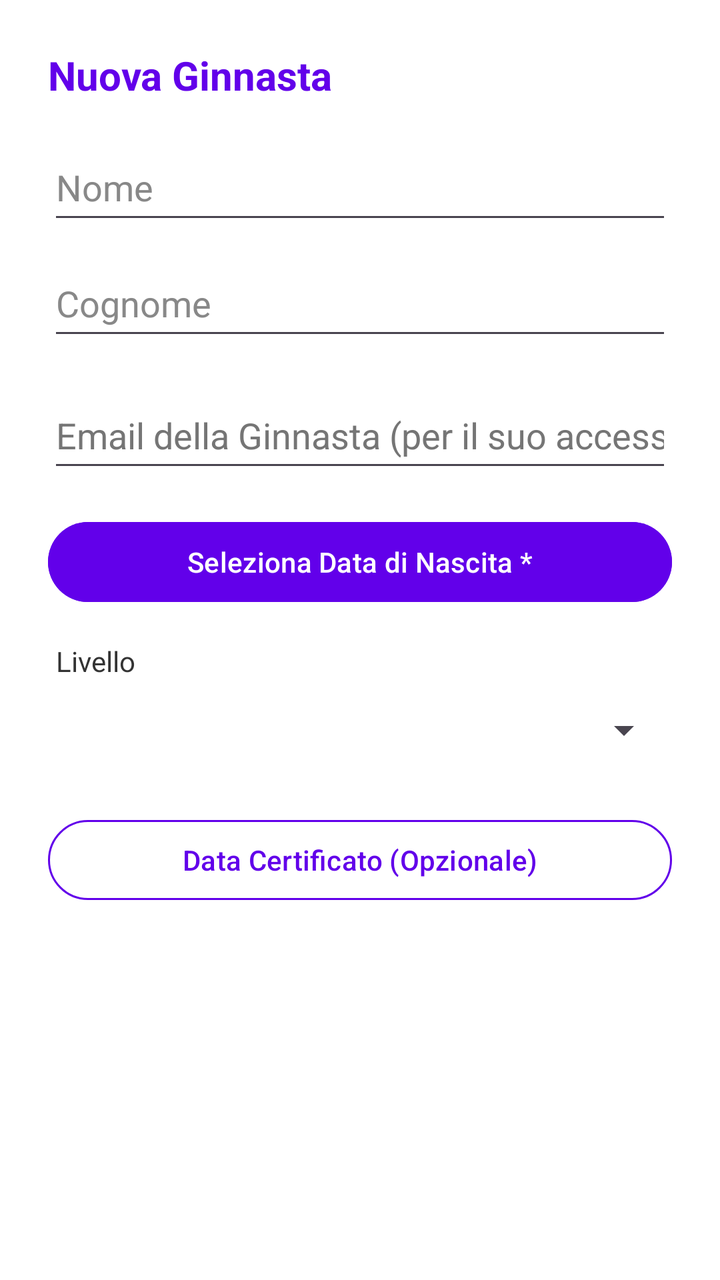
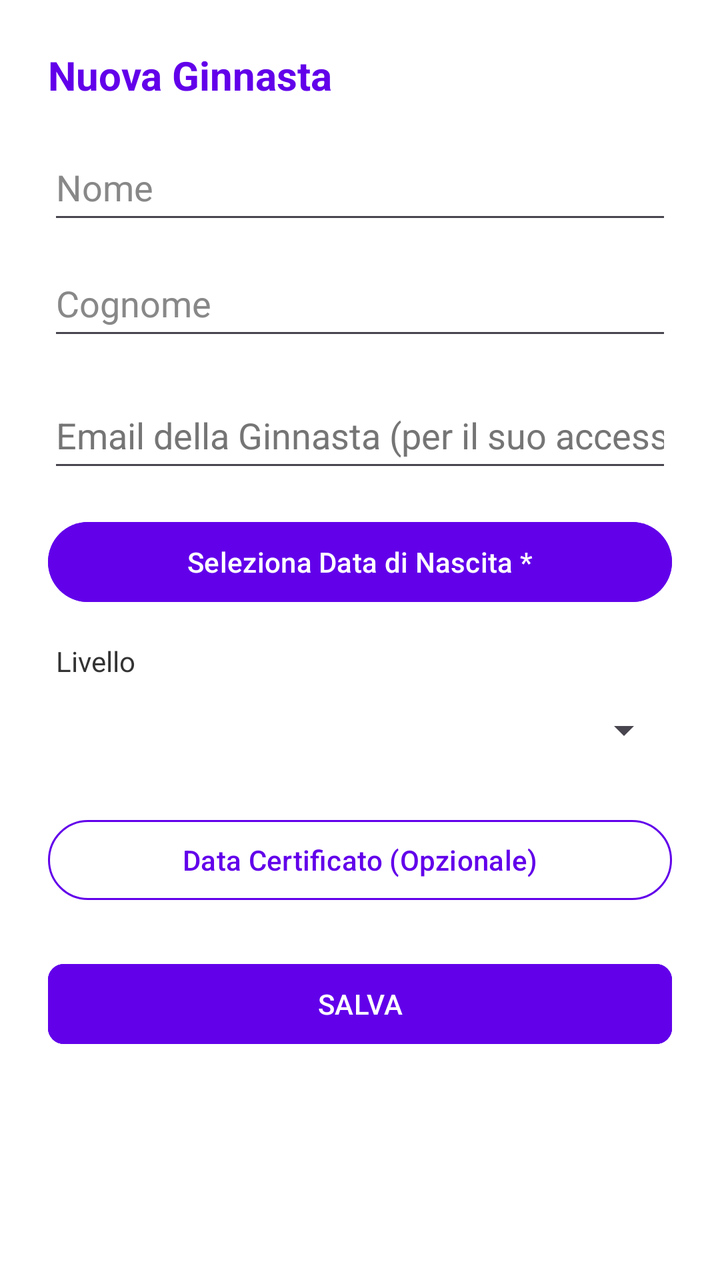

An Android layout rendered at two revisions. The XML below is the earlier revision; the diff shows what the commit changed to produce the second picture.
<!-- AndroidManifest.xml: application theme Theme.GinnasticaRitmica -->
<!-- res/layout/dialog_aggiungi_atleta.xml -->
<?xml version="1.0" encoding="utf-8"?>
<LinearLayout xmlns:android="http://schemas.android.com/apk/res/android"
    xmlns:app="http://schemas.android.com/apk/res-auto"
    android:layout_width="match_parent"
    android:layout_height="wrap_content"
    android:orientation="vertical"
    android:background="@color/sfondo_app"
    android:padding="24dp"
    xmlns:tools="http://schemas.android.com/tools"
    tools:ignore="HardcodedText, TextContrastCheck, VisualLintButtonSize, VisualLintTextFieldSize">

    <TextView
        android:layout_width="wrap_content"
        android:layout_height="wrap_content"
        android:text="Nuova Ginnasta"
        android:textSize="20sp"
        android:textStyle="bold"
        android:textColor="@color/viola_torre"
        android:layout_marginBottom="16dp"/>

    <EditText
        android:id="@+id/etNome"
        android:layout_width="match_parent"
        android:layout_height="50dp"
        android:autofillHints=""
        android:hint="Nome"
        android:textColor="@color/testo_titoli"
        android:textColorHint="@color/testo_chiaro"
        android:inputType="textPersonName"
        android:layout_marginBottom="8dp"/>

    <EditText
        android:id="@+id/etCognome"
        android:layout_width="match_parent"
        android:layout_height="50dp"
        android:autofillHints=""
        android:hint="Cognome"
        android:textColor="@color/testo_titoli"
        android:textColorHint="@color/testo_chiaro"
        android:inputType="textPersonName"
        android:layout_marginBottom="16dp"/>

    <EditText
        android:id="@+id/etEmailAtleta"
        android:layout_width="match_parent"
        android:layout_height="50dp"
        android:layout_marginBottom="16dp"
        android:autofillHints=""
        android:hint="Email della Ginnasta (per il suo accesso)"
        android:inputType="textEmailAddress"
        android:textColor="@color/testo_titoli"
        android:textColorHint="#757575" />

    <Button
        android:id="@+id/btnDataNascita"
        android:layout_width="match_parent"
        android:layout_height="wrap_content"
        android:text="Seleziona Data di Nascita *"
        android:backgroundTint="@color/viola_torre"
        android:textColor="@android:color/white"
        android:layout_marginBottom="16dp"/>

    <TextView
        android:layout_width="wrap_content"
        android:layout_height="wrap_content"
        android:text="Livello"
        android:textColor="@color/testo_sottotitoli"
        android:textSize="14sp"
        android:layout_marginStart="4dp"/>

    <Spinner
        android:id="@+id/spinnerLivello"
        android:layout_width="match_parent"
        android:layout_height="50dp"
        android:layout_marginBottom="16dp"/>

    <Button
        android:id="@+id/btnDataCertificato"
        android:layout_width="match_parent"
        android:layout_height="wrap_content"
        android:text="Data Certificato (Opzionale)"
        android:textColor="@color/viola_torre"
        app:strokeColor="@color/viola_torre"
        style="?attr/materialButtonOutlinedStyle"/>

</LinearLayout>
<!-- resources referenced by this layout -->
<resources>
  <color name="sfondo_app">#FFFFFF</color>
  <color name="testo_chiaro">#888888</color>
  <color name="testo_sottotitoli">#333333</color>
  <color name="testo_titoli">#000000</color>
  <color name="viola_torre">#6200EA</color>
  <style name="Theme.GinnasticaRitmica" parent="Base.Theme.GinnasticaRitmica" />
  <style name="Base.Theme.GinnasticaRitmica" parent="Theme.Material3.DayNight.NoActionBar">
          
          
      </style>
</resources>

<!-- the commit's change to res/layout/dialog_aggiungi_atleta.xml (unified diff, before → after) -->
@@ -83,4 +83,16 @@
         app:strokeColor="@color/viola_torre"
         style="?attr/materialButtonOutlinedStyle"/>
 
+    <com.google.android.material.button.MaterialButton
+        android:id="@+id/btnSalvaPersonalizzato"
+        android:layout_width="match_parent"
+        android:layout_height="wrap_content"
+        android:layout_marginTop="24dp"
+        android:text="SALVA"
+        android:textColor="@android:color/white"
+        android:backgroundTint="@color/viola_torre"
+        app:strokeColor="@color/viola_torre"
+        style="?attr/materialButtonOutlinedStyle"
+        app:cornerRadius="8dp" />
+
 </LinearLayout>
<!-- resource entries referenced after the edit -->
@@ -8,7 +8,21 @@
   <style name="Theme.GinnasticaRitmica" parent="Base.Theme.GinnasticaRitmica" />
   <style name="Base.Theme.GinnasticaRitmica" parent="Theme.Material3.DayNight.NoActionBar">
           
+  
           
+          <item name="popupMenuStyle">@style/StileNuvoletta</item>
       </style>
+  <style name="StileNuvoletta" parent="Widget.Material3.PopupMenu">
+          <item name="android:popupBackground">@drawable/bg_popup_rounded</item>
+          <item name="overlapAnchor">false</item>
+      </style>
+  <!-- drawable bg_popup_rounded (drawable) -->
+  <?xml version="1.0" encoding="utf-8"?>
+  <shape xmlns:android="http://schemas.android.com/apk/res/android">
+      
+      <solid android:color="#F8F6FA" />
+      
+      <corners android:radius="16dp" />
+  </shape>
 </resources>
 
